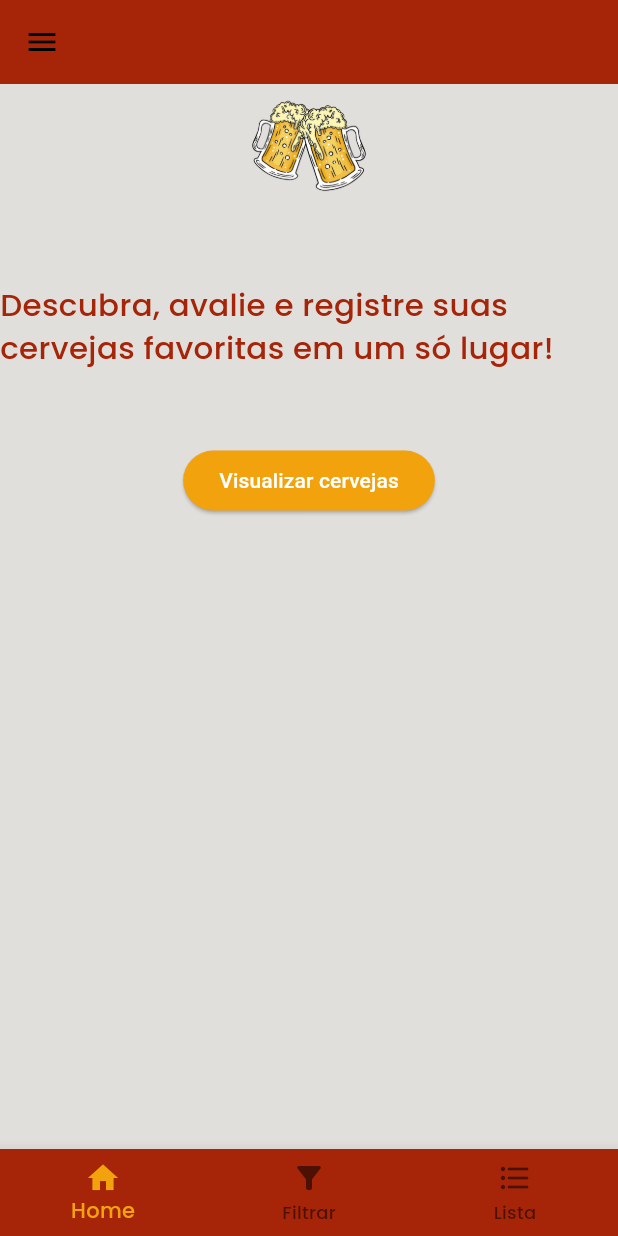
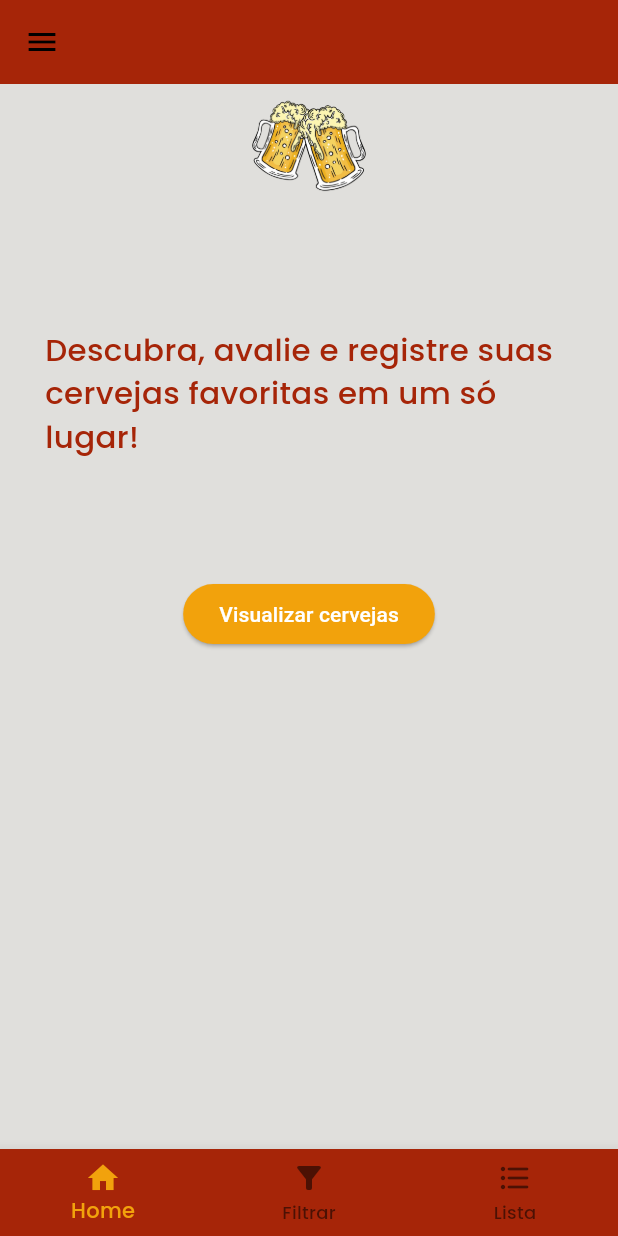
Before and after one commit to andersonstack/app_beer, a Flutter app: the screen it shows after launch, on a phone screen of 412 x 824 dp. Run offline on Flutter 3.47's test engine with Material 3 defaults, Android fonts, the phone set to English and light mode, and no system bars; our stand-ins replace get, google_fonts.

Commit message:
style: ajuste de padding

```diff
--- a/lib/components/home_component.dart
+++ b/lib/components/home_component.dart
@@ -37,9 +37,12 @@ class HomeView extends StatelessWidget {
                     ),
                   ),
             ),
-            Text(
-              "Descubra, avalie e registre suas cervejas favoritas em um só lugar!",
-              style: Theme.of(context).textTheme.bodyMedium,
+            Padding(
+              padding: const EdgeInsets.all(30.0),
+              child: Text(
+                "Descubra, avalie e registre suas cervejas favoritas em um só lugar!",
+                style: Theme.of(context).textTheme.bodyMedium,
+              ),
             ),
             BtnView(
               title: "Visualizar cervejas",
```
